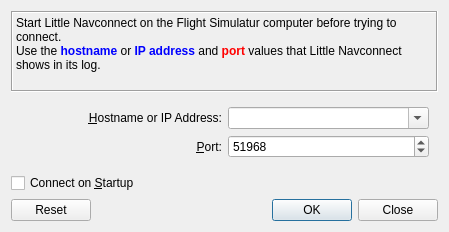
albar965/littlenavmap, file src/connect/connectdialog.ui: the form before one commit.
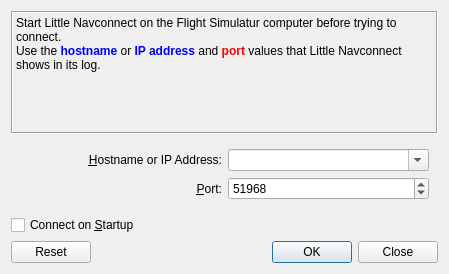
The form after the commit.

Commit message: Adapted manual to multiple host name changes. Renamed connect menu item. Connect dialog does not close now on disconnect.

Patch:
```diff
--- a/src/connect/connectdialog.ui
+++ b/src/connect/connectdialog.ui
@@ -7,7 +7,7 @@
     <x>0</x>
     <y>0</y>
     <width>449</width>
-    <height>232</height>
+    <height>274</height>
    </rect>
   </property>
   <property name="windowTitle">
```
The commit also changes 6 other files.
